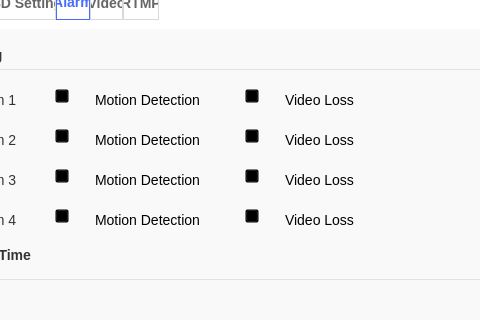
Old version of the form nvrConfig/devicesetting.ui in the repository xiaoxiaodx/NVRPRO; both pictures show x 101 to 581 and y 85 to 405 of the 1153 by 654 pixel window.
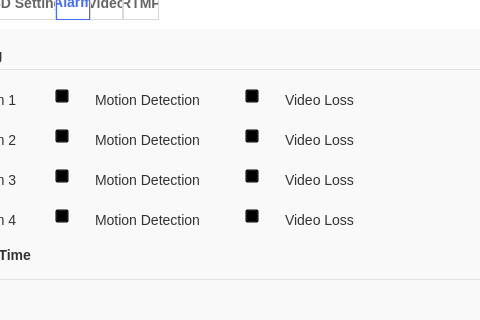
New version of the form. The open tabs and pages were chosen to show the change. Icons and pictures are not drawn. Custom widgets are drawn as their Qt base class.

```diff
--- a/nvrConfig/devicesetting.ui
+++ b/nvrConfig/devicesetting.ui
@@ -810,9 +810,9 @@
        </rect>
       </property>
       <property name="styleSheet">
-       <string notr="true">	font-family: &quot;Microsoft YaHei&quot;;
+       <string notr="true">	
 	font-size: 14px;
-    color: #000000;</string>
+    color: #333333;</string>
       </property>
       <property name="text">
        <string>Motion Detection</string>
@@ -828,9 +828,9 @@
        </rect>
       </property>
       <property name="styleSheet">
-       <string notr="true">	font-family: &quot;Microsoft YaHei&quot;;
+       <string notr="true">
 	font-size: 14px;
-    color: #000000;</string>
+    color: #333333;</string>
       </property>
       <property name="text">
        <string>Video Loss</string>
@@ -1017,9 +1017,9 @@
        </rect>
       </property>
       <property name="styleSheet">
-       <string notr="true">	font-family: &quot;Microsoft YaHei&quot;;
+       <string notr="true">
 	font-size: 14px;
-    color: #000000;</string>
+    color: #333333;</string>
       </property>
       <property name="text">
        <string>Video Loss</string>
@@ -1035,9 +1035,9 @@
        </rect>
       </property>
       <property name="styleSheet">
-       <string notr="true">	font-family: &quot;Microsoft YaHei&quot;;
+       <string notr="true">
 	font-size: 14px;
-    color: #000000;</string>
+    color: #333333;</string>
       </property>
       <property name="text">
        <string>Motion Detection</string>
@@ -1115,9 +1115,9 @@
        </rect>
       </property>
       <property name="styleSheet">
-       <string notr="true">	font-family: &quot;Microsoft YaHei&quot;;
+       <string notr="true">
 	font-size: 14px;
-    color: #000000;</string>
+    color: #333333;</string>
       </property>
       <property name="text">
        <string>Video Loss</string>
@@ -1133,9 +1133,9 @@
        </rect>
       </property>
       <property name="styleSheet">
-       <string notr="true">	font-family: &quot;Microsoft YaHei&quot;;
+       <string notr="true">
 	font-size: 14px;
-    color: #000000;</string>
+    color: #333333;</string>
       </property>
       <property name="text">
        <string>Motion Detection</string>
@@ -1216,9 +1216,9 @@
        </rect>
       </property>
       <property name="styleSheet">
-       <string notr="true">	font-family: &quot;Microsoft YaHei&quot;;
+       <string notr="true">
 	font-size: 14px;
-    color: #000000;</string>
+    color: #333333;</string>
       </property>
       <property name="text">
        <string>Video Loss</string>
@@ -1234,9 +1234,9 @@
        </rect>
       </property>
       <property name="styleSheet">
-       <string notr="true">	font-family: &quot;Microsoft YaHei&quot;;
+       <string notr="true">
 	font-size: 14px;
-    color: #000000;</string>
+    color: #333333;</string>
       </property>
       <property name="text">
        <string>Motion Detection</string>
```
Left out of the diff: 24 changed lines with no effect on the pictures.
